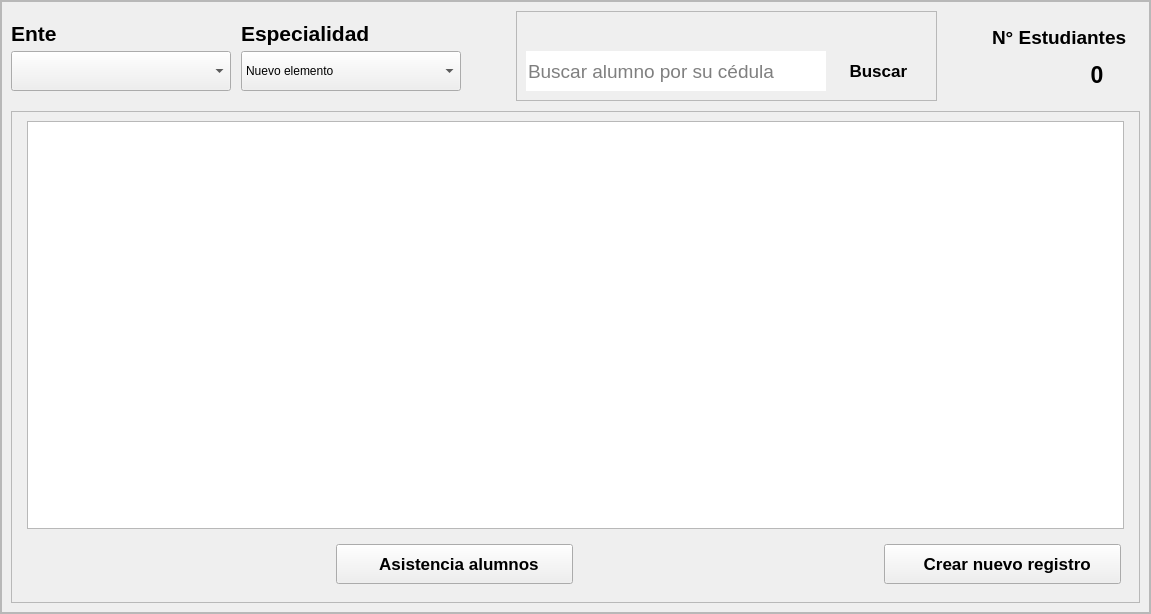
Qt form recursos_graficos_y_logicos/elementos_graficos_ui/pantalla_de_vista_general_de_alumnos.ui (Enmanuel-86/TELA-APP) before a commit.
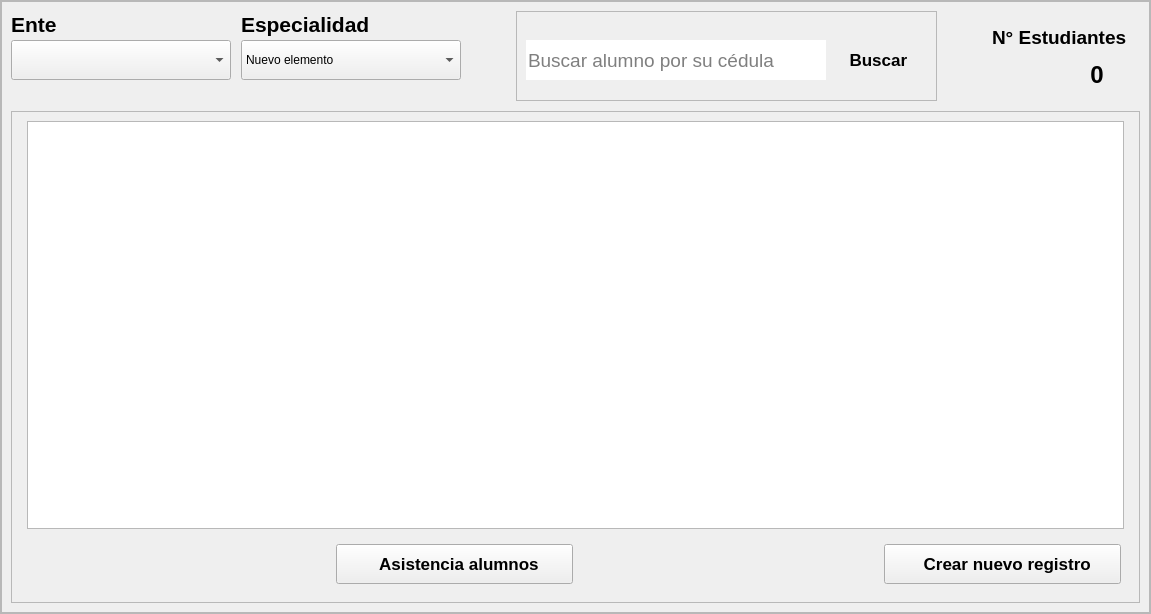
The same form after that commit. Icons and pictures are not drawn.

Patch:
```diff
--- a/recursos_graficos_y_logicos/elementos_graficos_ui/pantalla_de_vista_general_de_alumnos.ui
+++ b/recursos_graficos_y_logicos/elementos_graficos_ui/pantalla_de_vista_general_de_alumnos.ui
@@ -146,7 +146,7 @@
                 <property name="geometry">
                  <rect>
                   <x>230</x>
-                  <y>10</y>
+                  <y>1</y>
                   <width>257</width>
                   <height>24</height>
                  </rect>
@@ -191,7 +191,7 @@
                 <property name="geometry">
                  <rect>
                   <x>230</x>
-                  <y>40</y>
+                  <y>29</y>
                   <width>220</width>
                   <height>40</height>
                  </rect>
@@ -263,7 +263,7 @@
                 <property name="geometry">
                  <rect>
                   <x>0</x>
-                  <y>40</y>
+                  <y>29</y>
                   <width>220</width>
                   <height>40</height>
                  </rect>
@@ -315,7 +315,7 @@
                 <property name="geometry">
                  <rect>
                   <x>0</x>
-                  <y>10</y>
+                  <y>1</y>
                   <width>51</width>
                   <height>24</height>
                  </rect>
@@ -404,7 +404,7 @@
                 <property name="geometry">
                  <rect>
                   <x>10</x>
-                  <y>40</y>
+                  <y>29</y>
                   <width>300</width>
                   <height>40</height>
                  </rect>
@@ -446,7 +446,7 @@
                 <property name="geometry">
                  <rect>
                   <x>310</x>
-                  <y>40</y>
+                  <y>29</y>
                   <width>100</width>
                   <height>40</height>
                  </rect>
@@ -597,13 +597,15 @@
                   <property name="font">
                    <font>
                     <family>Arial</family>
-                    <pointsize>17</pointsize>
+                    <pointsize>18</pointsize>
                     <weight>75</weight>
                     <bold>true</bold>
                    </font>
                   </property>
                   <property name="styleSheet">
-                   <string notr="true"/>
+                   <string notr="true">QLabel{
+	font-size:18pt;
+}</string>
                   </property>
                   <property name="text">
                    <string>0</string>
```
Left out of the diff: 3 changed lines with no effect on the pictures.
